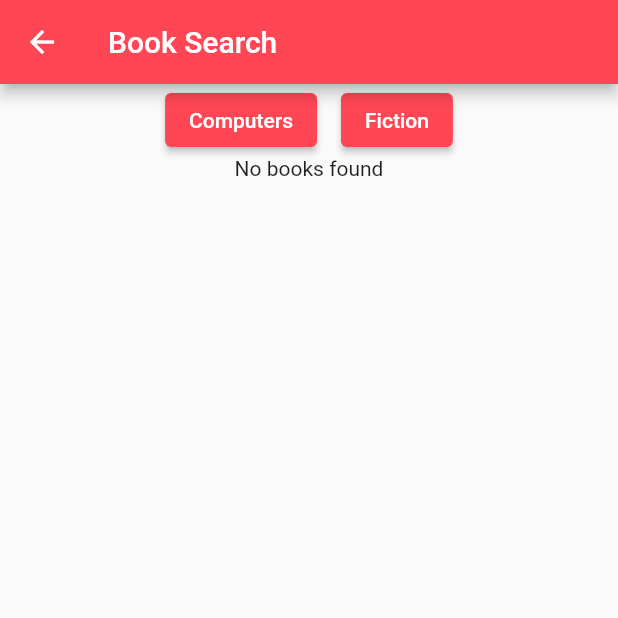
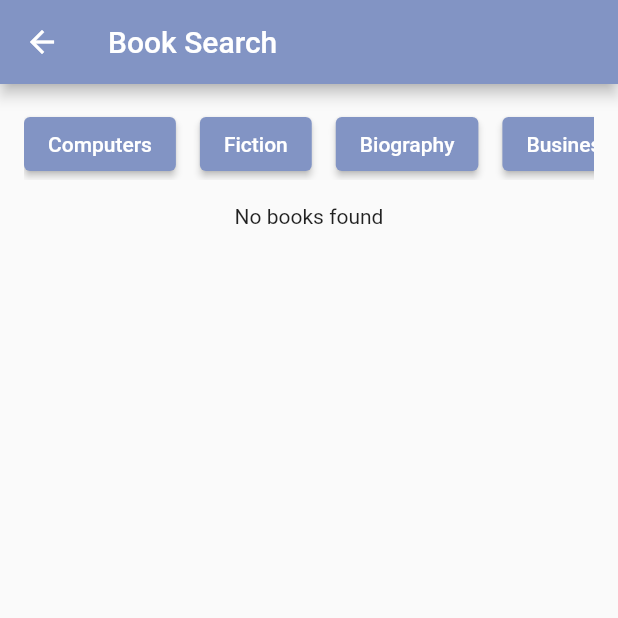
Before and after one commit to syihabudin081/library_app, a Flutter app: the BookCategories screen opened directly, on a phone screen of 412 x 824 dp, the top half of it. Run offline on Flutter 3.47's test engine with Material 2 defaults, Android fonts, the phone set to English and light mode, and no system bars; our stand-ins replace card_swiper, image_picker, shared_preferences, sqflite; missing offline and left inert: flutter_bcrypt; accounts and stored records are empty; network calls fail.

Commit message:
add: app logo, category scroll view

```diff
--- a/lib/common/styles.dart
+++ b/lib/common/styles.dart
@@ -1,7 +1,7 @@
 import 'package:flutter/material.dart';
 
-const Color primaryColor = Color.fromARGB(255, 255, 70, 85);
-const Color secondaryColor = Color.fromARGB(255, 236, 232, 225);
+const Color primaryColor = Color.fromARGB(255, 130, 148, 196);
+const Color secondaryColor = Color.fromARGB(255, 218, 221, 239);
 const Color accentColor = Color.fromARGB(255, 15, 25, 35);
 const Color successColor = Color.fromARGB(255, 95, 200, 150);
 
--- a/lib/main.dart
+++ b/lib/main.dart
@@ -1,5 +1,6 @@
 import 'package:flutter/material.dart';
 import 'package:stock_app/pages/loginPage.dart';
+import 'package:stock_app/pages/profilePage.dart';
 import 'package:stock_app/pages/registerPage.dart';
 import 'package:stock_app/pages/homePage.dart';
 import 'package:stock_app/common/styles.dart';
@@ -27,6 +28,7 @@ import 'package:stock_app/common/styles.dart';
         LoginPage.routeName: (_) => const LoginPage(),
         RegisterPage.routeName: (_) => const RegisterPage(),
         HomePage.routeName: (_) => const HomePage(),
+        ProfilePage.routeName: (_) => const ProfilePage(),
       },
     );
     }
--- a/lib/pages/book_categories.dart
+++ b/lib/pages/bookCategories.dart
@@ -1,6 +1,7 @@
 import 'package:flutter/material.dart';
 import 'package:stock_app/service/api_service.dart';
 import 'package:stock_app/models/book.dart';
+import 'package:card_swiper/card_swiper.dart';
 
 class BookCategories extends StatefulWidget {
   const BookCategories({Key? key}) : super(key: key);
@@ -9,13 +10,14 @@ class BookCategories extends StatefulWidget {
   BookCategoriesState createState() => BookCategoriesState();
 }
 
-class BookCategoriesState extends State<BookCategories>{
+class BookCategoriesState extends State<BookCategories> {
   final ApiService _apiService = ApiService();
   List<Book> _books = [];
   bool _isLoading = false;
   String _category = '';
+  var listCategory = ["Technology", "Business", "Biography", "Computers"];
 
-  void _changeCategory(String category){
+  void _changeCategory(String category) {
     setState(() {
       _category = category;
       _getCategory();
@@ -29,9 +31,11 @@ class BookCategoriesState extends State<BookCategories>{
       case 'Fiction':
         return _getBooks(_category);
       default:
-        return _getBooks(_category);;
+        return _getBooks(_category);
+        ;
     }
   }
+
   void _getBooks(String category) async {
     setState(() {
       _isLoading = true;
@@ -60,25 +64,47 @@ class BookCategoriesState extends State<BookCategories>{
       ),
       body: Column(
         children: [
-          Row(
-            mainAxisAlignment: MainAxisAlignment.center,
+          Padding(
+            padding: EdgeInsets.all(16.0),
+            child: SingleChildScrollView(
+              scrollDirection: Axis.horizontal,
+              child: Row(
+                mainAxisAlignment: MainAxisAlignment.spaceBetween,
                 children: [
                   ElevatedButton(
                     onPressed: () => _changeCategory('Computers'),
                     child: const Text('Computers'),
                   ),
-              const SizedBox(width: 16),
+                  SizedBox(width: 16),
                   ElevatedButton(
                     onPressed: () => _changeCategory('Fiction'),
                     child: const Text('Fiction'),
                   ),
-              const SizedBox(height: 16),
+                  SizedBox(width: 16),
+                  ElevatedButton(
+                    onPressed: () => _changeCategory('Biography'),
+                    child: const Text('Biography'),
+                  ),
+                  const SizedBox(width: 16),
+                  ElevatedButton(
+                    onPressed: () => _changeCategory('Business'),
+                    child: const Text('Business'),
+                  ),
+                  const SizedBox(width: 16),
+                  ElevatedButton(
+                    onPressed: () => _changeCategory('Entertainment'),
+                    child: const Text('Entertainment'),
+                  ),
                 ],
+              ),
+            ),
           ),
           if (_isLoading)
             CircularProgressIndicator()
           else if (_books.isEmpty)
-            Text('No books found')
+            const Center(
+              child: Text('No books found'),
+            )
           else
             Expanded(
               child: ListView.builder(
--- a/lib/pages/loginPage.dart
+++ b/lib/pages/loginPage.dart
@@ -1,7 +1,7 @@
 // ignore_for_file: file_names
 
 import 'package:flutter/material.dart';
-import 'package:stock_app/pages/book_searchpage.dart';
+import 'package:stock_app/pages/bookSearchPage.dart';
 import 'package:stock_app/pages/homePage.dart';
 import 'package:stock_app/pages/profilePage.dart';
 import 'package:stock_app/pages/registerPage.dart';
@@ -102,7 +102,7 @@ class LoginPageState extends State<LoginPage> {
             child: Column(
               mainAxisAlignment: MainAxisAlignment.center,
               children: [
-                const Text('Login', style: TextStyle(fontSize: 30)),
+                const Image(image: AssetImage('assets/images/logo.png'), width: 200,),
                 const SizedBox(height: 32.0),
                 SizedBox(
                   width: MediaQuery.of(context).size.width * 0.7,
--- a/lib/pages/registerPage.dart
+++ b/lib/pages/registerPage.dart
@@ -81,7 +81,7 @@ class RegisterPageState extends State<RegisterPage> {
               child: Column(
                 mainAxisAlignment: MainAxisAlignment.center,
                 children: [
-                  const Text('Register', style: TextStyle(fontSize: 30)),
+                  const Image(image: AssetImage('assets/images/logo.png'), width: 200,),
                   const SizedBox(height: 32.0),
                   SizedBox(
                     width: MediaQuery.of(context).size.width * 0.7,
--- a/pubspec.yaml
+++ b/pubspec.yaml
@@ -39,6 +39,8 @@ dependencies:
   flutter_bcrypt: ^1.0.8
   http: ^0.13.6
   shared_preferences: ^2.0.8
+  card_swiper: ^2.0.4
+
 
 dev_dependencies:
   flutter_test:
@@ -66,6 +68,8 @@ flutter:
   # assets:
   #   - images/a_dot_burr.jpeg
   #   - images/a_dot_ham.jpeg
+  assets:
+    - assets/images/logo.png
 
   # An image asset can refer to one or more resolution-specific "variants", see
   # https://flutter.dev/assets-and-images/#resolution-aware
```
Also changed, not shown: lib/pages/bestSellersBook.dart (renamed from lib/pages/book_searchpage.dart, +18 -28 lines), lib/pages/bookSearchPage.dart (added, +113 -0 lines), lib/pages/homePage.dart (+9 -7 lines), lib/pages/profilePage.dart (+4 -3 lines), lib/service/api_service.dart (+34 -7 lines), assets/images/logo.png (added), pubspec.lock. Lines whose indentation alone changed are shown as unchanged.
